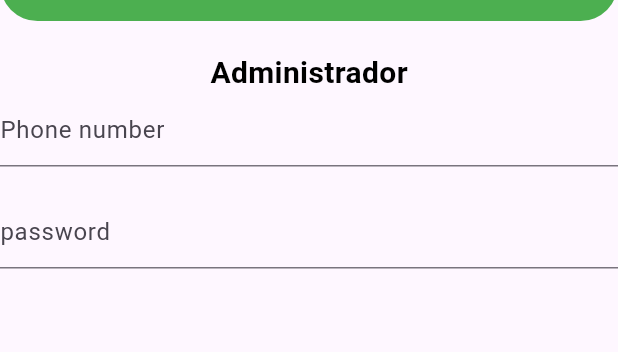
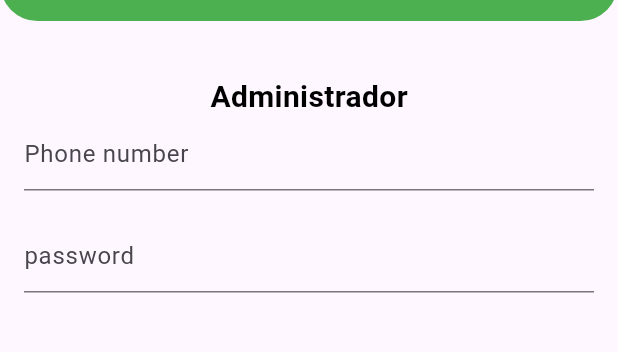
Before and after one commit to AlfonsoArzaveHernandez/app_sg, a Flutter app: the ContenidoAdminLogin screen opened directly, on a phone screen of 412 x 824 dp, the part 63-415 px from its top. Run offline on Flutter 3.47's test engine with Material 3 defaults, Android fonts, the phone set to English and light mode, and no system bars; our stand-ins replace circle_nav_bar.

```diff
--- a/lib/screens/admins/admin_login.dart
+++ b/lib/screens/admins/admin_login.dart
@@ -30,7 +30,7 @@ class _ContenidoAdminLoginState extends State<ContenidoAdminLogin> {
               bottomRight: Radius.circular(25),
               bottomLeft: Radius.circular(25))
           ),),
-      body: const Stack(
+      body:  Stack(
         children: [
           FormularioLoginAdmins()
         ],
@@ -44,8 +44,12 @@ class FormularioLoginAdmins extends StatelessWidget {
 
   @override
   Widget build(BuildContext context) {
-    return Center(
+    return Container(
+
+      child: Padding(
+        padding: EdgeInsets.all(16.0),
         child: Column(
+
           children: [
             const SizedBox(height: 20,),
             const Text('Administrador',
@@ -66,6 +70,7 @@ class FormularioLoginAdmins extends StatelessWidget {
             )
           ],
         ),
+      ),
     );
   }
 }
```
Also changed, not shown: lib/screens/register_screen.dart (+6 -1 lines). Lines whose indentation alone changed are shown as unchanged.
